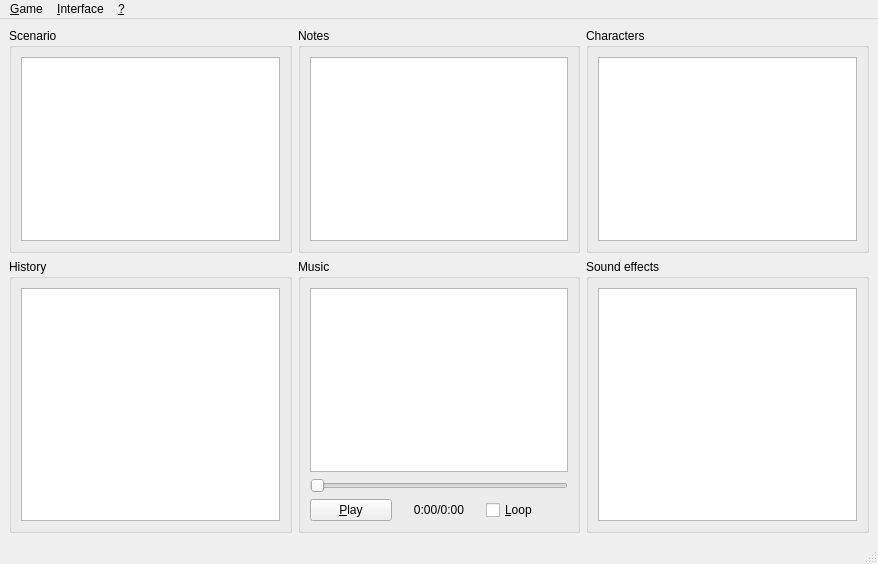
The window that sources/windows/MainWindow.ui (ViviCoder/GM-Assistant) describes before a commit, drawn with Qt 5.
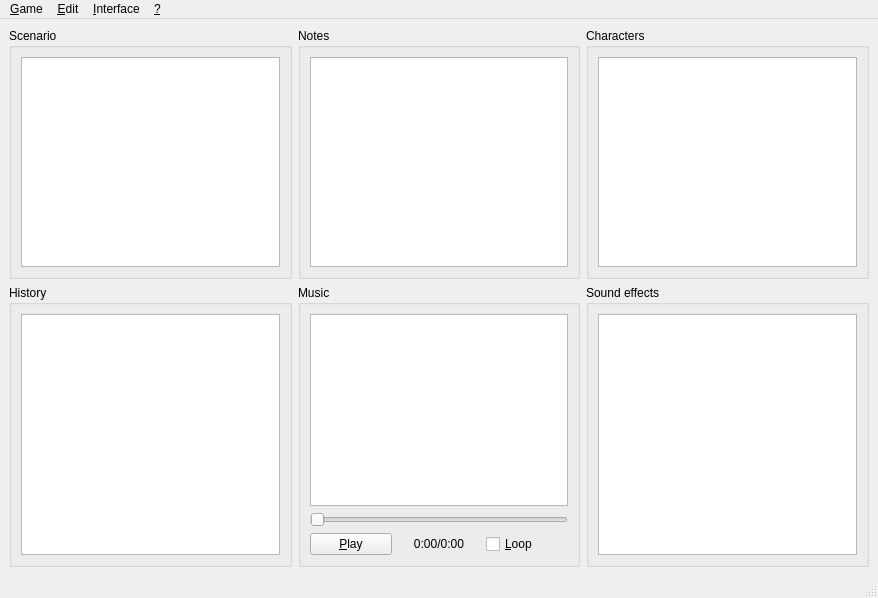
The same window after the commit. Icons and pictures are not drawn. Custom widgets are drawn as their Qt base class.

Commit message: New menu: Edit (Undo & Redo)

```diff
--- a/sources/windows/MainWindow.ui
+++ b/sources/windows/MainWindow.ui
@@ -7,7 +7,7 @@
     <x>0</x>
     <y>0</y>
     <width>878</width>
-    <height>564</height>
+    <height>598</height>
    </rect>
   </property>
   <property name="windowTitle">
@@ -310,7 +310,15 @@
     <addaction name="actionDesign"/>
     <addaction name="actionNoMusic"/>
    </widget>
+   <widget class="QMenu" name="menu_Edit">
+    <property name="title">
+     <string>&amp;Edit</string>
+    </property>
+    <addaction name="action_Undo"/>
+    <addaction name="action_Redo"/>
+   </widget>
    <addaction name="menuGame"/>
+   <addaction name="menu_Edit"/>
    <addaction name="menuInterface"/>
    <addaction name="menu"/>
   </widget>
```
Left out of the diff: 28 changed lines with no effect on the pictures. The commit also changes 1 other file.
